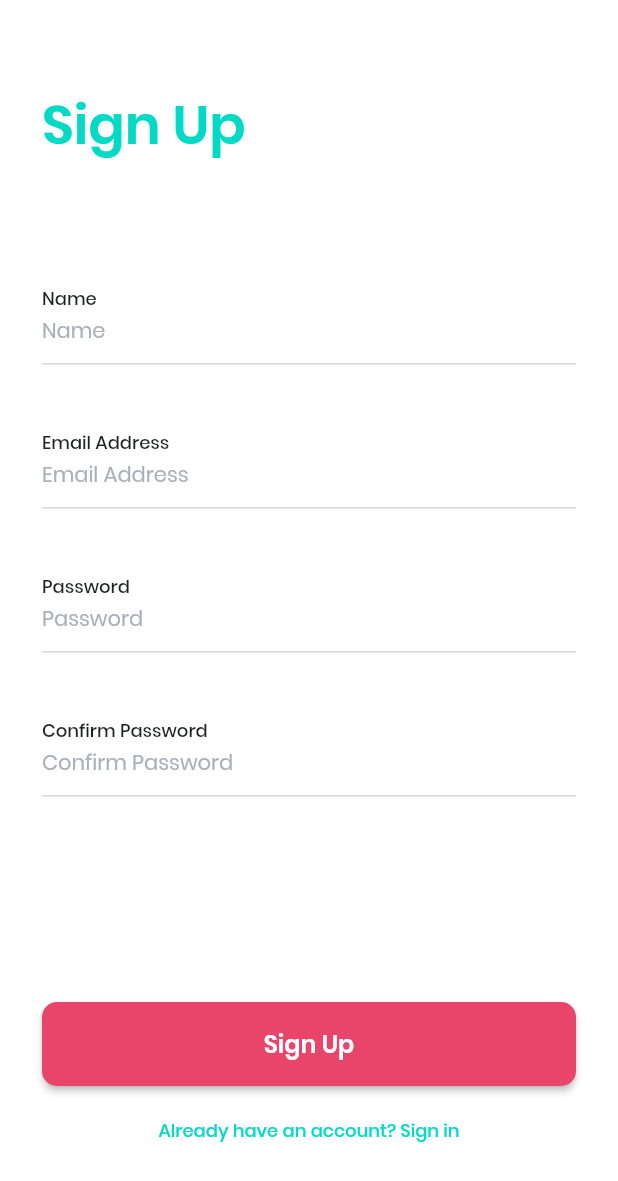
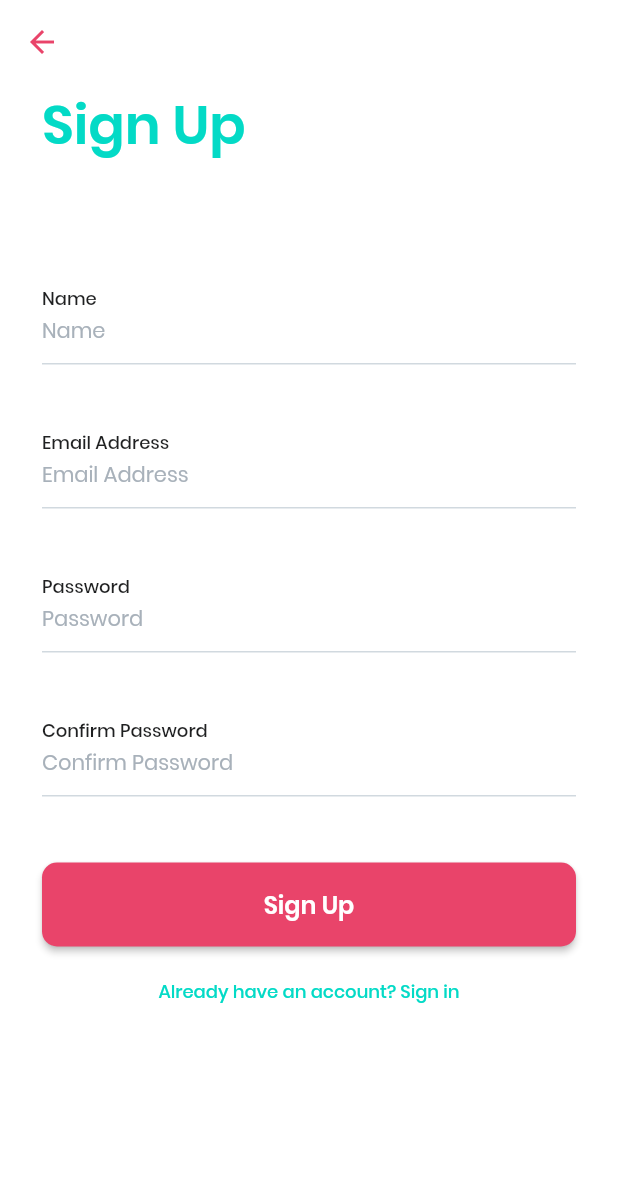
Before and after one commit to urantiatech/chitchat, a Flutter app: the screen it shows after launch, after a tap on "Get started", after a tap on "Don’t have an account? Sign up", on a phone screen of 412 x 824 dp. Shown: the top 1181 px of the screen. Run offline on Flutter 3.47's test engine with Material 2 defaults, Android fonts, the phone set to English and light mode, and no system bars; our stand-ins replace shared_preferences.

Commit message:
implemented better ux

```diff
--- a/lib/screens/auth_screens/login_screen.dart
+++ b/lib/screens/auth_screens/login_screen.dart
@@ -10,7 +10,7 @@ import 'package:flutter/widgets.dart';
 
 // double statusBarHeight;
 // double appBarPreferredHeight;
-// double fullHeight;
+double fullHeight;
 
 class LoginScreen extends StatefulWidget {
   @override
@@ -25,10 +25,13 @@ class _LoginScreenState extends State<LoginScreen> {
     // fullHeight = MediaQuery.of(context).size.height;
 
     return Scaffold(
-      resizeToAvoidBottomInset: false,
-      appBar: AppBar(),
-      body: Padding(
-        padding: const EdgeInsets.symmetric(horizontal: 28),
+      // resizeToAvoidBottomInset: false,
+      // appBar: AppBar(),
+      body: SafeArea(
+        child: SingleChildScrollView(
+          child: Padding(
+            // padding: const EdgeInsets.symmetric(horizontal: 28),
+            padding: const EdgeInsets.only(left: 28, right: 28, top: 56),
             child: Column(
               mainAxisSize: MainAxisSize.min,
               crossAxisAlignment: CrossAxisAlignment.start,
@@ -41,7 +44,6 @@ class _LoginScreenState extends State<LoginScreen> {
                     fontWeight: FontWeight.w600,
                   ),
                 ),
-
                 SizedBox(height: 72),
                 CustomTextField(
                   labelText: 'Email Address',
@@ -75,40 +77,9 @@ class _LoginScreenState extends State<LoginScreen> {
                     ),
                   ],
                 ),
-            // Flexible(
-            //   flex: 1,
-            //   fit: FlexFit.tight,
-            //   child: Container(
-            //     color: Colors.red[100],
-            //     // height: 150,
-            //   ),
-            // ),
-            // Flexible(
-            //   flex: 3,
-            //   child: Container(
-            //     color: Colors.yellow[100],
-            //     child: Column(
-            //       children: [
-            //         SizedBox(height: 35),
-            //         // Spacer(),
-            //         PrimaryButton(
-            //           title: 'Sign In',
-            //           onPressed: () {},
-            //         ),
-            //         SizedBox(height: 6),
-            //         Center(
-            //           child: CustomTextButton(
-            //             title: 'Don’t have an account? Sign up',
-            //             onPressed: () {},
-            //           ),
-            //         ),
-            //         // SizedBox(height: 46),
-            //       ],
-            //     ),
-            //   ),
-            // ),
+
                 SizedBox(height: 35),
-            Spacer(),
+                // Spacer(),
                 // SizedBox(height: fullHeight * 0.2),
                 PrimaryButton(
                   title: 'Sign In',
@@ -126,7 +97,7 @@ class _LoginScreenState extends State<LoginScreen> {
                   child: CustomTextButton(
                     title: 'Don’t have an account? Sign up',
                     onPressed: () {
-                  Navigator.pushReplacement(
+                      Navigator.push(
                         context,
                         MaterialPageRoute(
                           builder: (context) => RegistrationScreen(),
@@ -135,8 +106,10 @@ class _LoginScreenState extends State<LoginScreen> {
                     },
                   ),
                 ),
-            SizedBox(height: 46),
+                SizedBox(height: 10),
               ],
+            ),
+          ),
         ),
       ),
     );
--- a/lib/screens/auth_screens/registration_screen.dart
+++ b/lib/screens/auth_screens/registration_screen.dart
@@ -12,11 +12,15 @@ class RegistrationScreen extends StatefulWidget {
 class _RegistrationScreenState extends State<RegistrationScreen> {
   @override
   Widget build(BuildContext context) {
+    fullHeight = MediaQuery.of(context).size.height;
+
     return Scaffold(
-      resizeToAvoidBottomInset: false,
+      // resizeToAvoidBottomInset: false,
       appBar: AppBar(),
-      body: Padding(
+      body: SingleChildScrollView(
+        child: Padding(
           padding: const EdgeInsets.symmetric(horizontal: 28),
+          // padding: const EdgeInsets.only(left: 28, right: 28, top: 56),
           child: Column(
             mainAxisSize: MainAxisSize.min,
             crossAxisAlignment: CrossAxisAlignment.start,
@@ -29,7 +33,8 @@ class _RegistrationScreenState extends State<RegistrationScreen> {
                   fontWeight: FontWeight.w600,
                 ),
               ),
-            SizedBox(height: 72),
+              SizedBox(height: fullHeight > 690 ? 72 : 35),
+              // SizedBox(height: 72),
               CustomTextField(
                 labelText: 'Name',
                 onChanged: (String keyword) {
@@ -60,8 +65,8 @@ class _RegistrationScreenState extends State<RegistrationScreen> {
                   print(keyword);
                 },
               ),
-            SizedBox(height: 35),
-            Spacer(),
+              SizedBox(height: 44),
+              // Spacer(),
               PrimaryButton(
                 title: 'Sign Up',
                 onPressed: () {},
@@ -71,17 +76,19 @@ class _RegistrationScreenState extends State<RegistrationScreen> {
                 child: CustomTextButton(
                   title: 'Already have an account? Sign in',
                   onPressed: () {
-                  Navigator.pushReplacement(
-                    context,
-                    MaterialPageRoute(
-                      builder: (context) => LoginScreen(),
-                    ),
-                  );
+                    Navigator.pop(context);
+                    // Navigator.pushReplacement(
+                    //   context,
+                    //   MaterialPageRoute(
+                    //     builder: (context) => LoginScreen(),
+                    //   ),
+                    // );
                   },
                 ),
               ),
-            SizedBox(height: 46),
+              SizedBox(height: 10),
             ],
+          ),
         ),
       ),
     );
--- a/lib/screens/auth_screens/reset_password_screen.dart
+++ b/lib/screens/auth_screens/reset_password_screen.dart
@@ -11,9 +11,10 @@ class _ResetPasswordScreenState extends State<ResetPasswordScreen> {
   @override
   Widget build(BuildContext context) {
     return Scaffold(
-      resizeToAvoidBottomInset: false,
+      // resizeToAvoidBottomInset: false,
       appBar: AppBar(),
-      body: Padding(
+      body: SingleChildScrollView(
+        child: Padding(
           padding: const EdgeInsets.symmetric(horizontal: 28),
           child: Column(
             mainAxisSize: MainAxisSize.min,
@@ -33,6 +34,7 @@ class _ResetPasswordScreenState extends State<ResetPasswordScreen> {
                 onChanged: (String keyword) {
                   print(keyword);
                 },
+                // autoFocus: true,
               ),
               SizedBox(height: 35),
               Text(
@@ -48,7 +50,9 @@ class _ResetPasswordScreenState extends State<ResetPasswordScreen> {
                 title: 'Reset Password',
                 onPressed: () {},
               ),
+              SizedBox(height: 10),
             ],
+          ),
         ),
       ),
     );
--- a/lib/screens/chat_list_screen.dart
+++ b/lib/screens/chat_list_screen.dart
@@ -25,7 +25,6 @@ class _ChatListScreenState extends State<ChatListScreen> {
     return Scaffold(
       resizeToAvoidBottomInset: false,
       appBar: AppBar(
-        // titleSpacing: 28,
         title: Text(
           'ChitChat',
           style: TextStyle(
--- a/lib/screens/onboarding.dart
+++ b/lib/screens/onboarding.dart
@@ -1,6 +1,5 @@
 import 'package:chitchat/config/theme.dart';
 import 'package:chitchat/screens/auth_screens/login_screen.dart';
-import 'package:chitchat/widgets/custom_text_button.dart';
 import 'package:chitchat/widgets/primary_button.dart';
 import 'package:flutter/material.dart';
 
@@ -13,9 +12,7 @@ class Onboarding extends StatelessWidget {
         padding: const EdgeInsets.symmetric(horizontal: 28),
         child: Column(
           children: [
-            SizedBox(
-              height: MediaQuery.of(context).size.height * 0.173,
-            ),
+            Spacer(flex: 6),
             Container(
               height: 201,
               width: 201,
@@ -55,7 +52,9 @@ class Onboarding extends StatelessWidget {
                 fontWeight: FontWeight.w300,
               ),
             ),
-            Spacer(),
+            Spacer(
+              flex: 5,
+            ),
             PrimaryButton(
               title: 'Get started',
               needWhiteBg: isThemeDark ? false : true,
@@ -69,7 +68,9 @@ class Onboarding extends StatelessWidget {
                 );
               },
             ),
-            SizedBox(height: 100),
+            Spacer(
+              flex: 5,
+            ),
           ],
         ),
       ),
--- a/lib/widgets/primary_button.dart
+++ b/lib/widgets/primary_button.dart
@@ -21,7 +21,7 @@ class PrimaryButton extends StatelessWidget {
           isThemeDark
               ? Theme.of(context).primaryColorDark
               : needWhiteBg
-                  ? whiteColor
+                  ? Color(0xE6FFFFFF)
                   : Theme.of(context).primaryColor,
         ),
         shape: MaterialStateProperty.all<RoundedRectangleBorder>(
```
Lines whose indentation alone changed are shown as unchanged.
